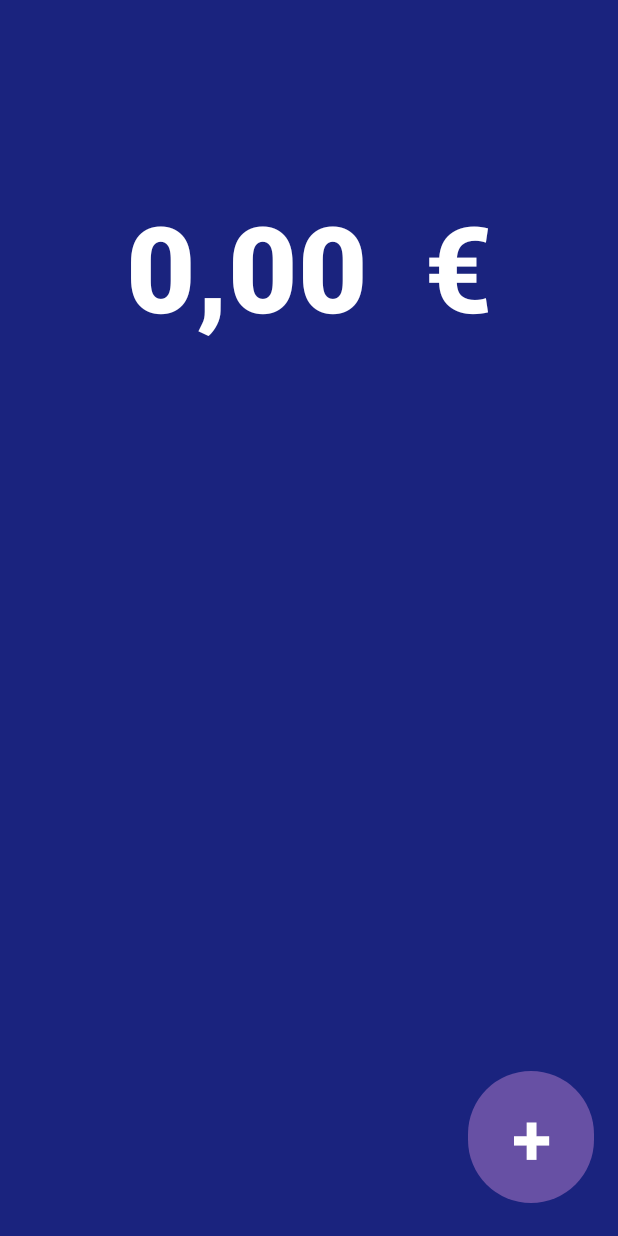
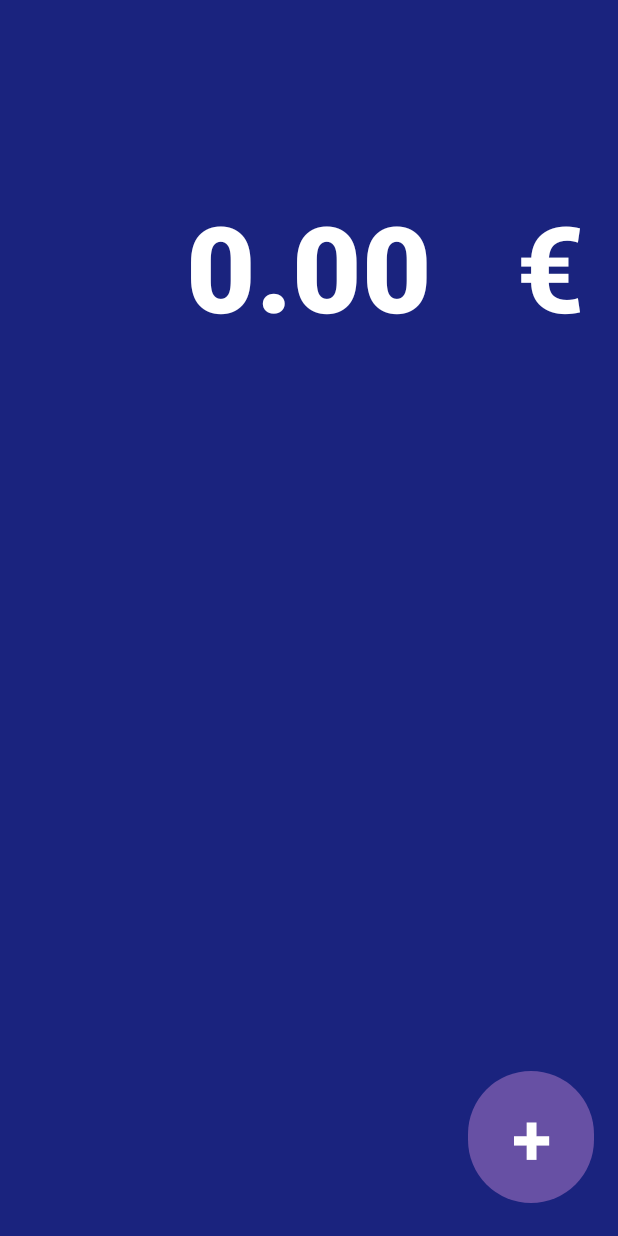
Before and after one commit to victoriaemc/Contabilidad, an Android app: the screen it shows after launch (MainActivity), on a phone screen of 412 x 824 dp. Run offline under Robolectric (Android 15) with nearby library versions, the phone set to English and light mode, and no system bars.

Commit message:
feat: suma de cantidad
He comentado contabilidadInit para evitar que se nos sumen 920€ cada vez que se ejecuta la aplicación

```diff
--- a/app/src/main/java/com/example/contabilidad/MainActivity.java
+++ b/app/src/main/java/com/example/contabilidad/MainActivity.java
@@ -4,9 +4,11 @@ import androidx.appcompat.app.AppCompatActivity;
 
 import android.content.ContentValues;
 import android.database.sqlite.SQLiteDatabase;
+import android.database.Cursor;
 import android.os.Bundle;
 import android.content.Intent;
 import android.view.View;
+import android.widget.TextView;
 
 public class MainActivity extends AppCompatActivity {
 
@@ -15,9 +17,9 @@ public class MainActivity extends AppCompatActivity {
     private SQLiteDatabase db;
 
     // Resto de atributos
-    // Pon aquí los campos que veas necesarios en la interfaz gráfica
+    private TextView txtCantidad;
 
-    private void initContabilidad() {
+/*    private void initContabilidad() {
         // Adición de valores a la BD
         ContentValues values = new ContentValues();
 
@@ -40,7 +42,7 @@ public class MainActivity extends AppCompatActivity {
         values.put(ContabilidadContract.ContabilidadEntry.COLUMN_NAME_CONCEPTO, "Ropa");
         values.put(ContabilidadContract.ContabilidadEntry.COLUMN_NAME_CANTIDAD, -20.0);
         db.insert(ContabilidadContract.ContabilidadEntry.TABLE_NAME, null, values);
-    }
+    }*/
 
     @Override
     protected void onCreate(Bundle savedInstanceState) {
@@ -50,7 +52,31 @@ public class MainActivity extends AppCompatActivity {
         dbHelper = new ContabilidadDbHelper(this, "Contabilidad.db");
         db = dbHelper.getWritableDatabase();
 
-        initContabilidad();
+        // Initialize TextView
+        txtCantidad = findViewById(R.id.txtCantidad);
+
+        //initContabilidad();
+        updateTxtCantidad(); // Update txtCantidad with the sum of "cantidad" columns
+    }
+
+    private void updateTxtCantidad() {
+        // Query to get the sum of "cantidad" columns
+        String query = "SELECT SUM(" + ContabilidadContract.ContabilidadEntry.COLUMN_NAME_CANTIDAD + ") FROM " +
+                ContabilidadContract.ContabilidadEntry.TABLE_NAME;
+
+        Cursor cursor = db.rawQuery(query, null);
+
+        if (cursor.moveToFirst()) {
+            // Get the sum from the first column of the result set
+            double sum = cursor.getDouble(0);
+
+            // Update txtCantidad with the sum
+            txtCantidad.setText(String.format("%.2f", sum));
+        }
+
+        // Close the cursor
+        cursor.close();
+
     }
 
     @Override
--- a/app/src/main/res/layout/activity_main.xml
+++ b/app/src/main/res/layout/activity_main.xml
@@ -17,8 +17,8 @@
         android:textStyle="bold"
         app:layout_constraintBottom_toBottomOf="parent"
         app:layout_constraintEnd_toEndOf="parent"
-        app:layout_constraintHorizontal_bias="0.772"
-        app:layout_constraintStart_toStartOf="parent"
+        app:layout_constraintHorizontal_bias="0.72"
+        app:layout_constraintStart_toEndOf="@+id/txtCantidad"
         app:layout_constraintTop_toTopOf="parent"
         app:layout_constraintVertical_bias="0.173" />
 
@@ -52,7 +52,7 @@
         android:textStyle="bold"
         app:layout_constraintBottom_toBottomOf="parent"
         app:layout_constraintEnd_toEndOf="parent"
-        app:layout_constraintHorizontal_bias="0.334"
+        app:layout_constraintHorizontal_bias="0.5"
         app:layout_constraintStart_toStartOf="parent"
         app:layout_constraintTop_toTopOf="parent"
         app:layout_constraintVertical_bias="0.173" />
```
